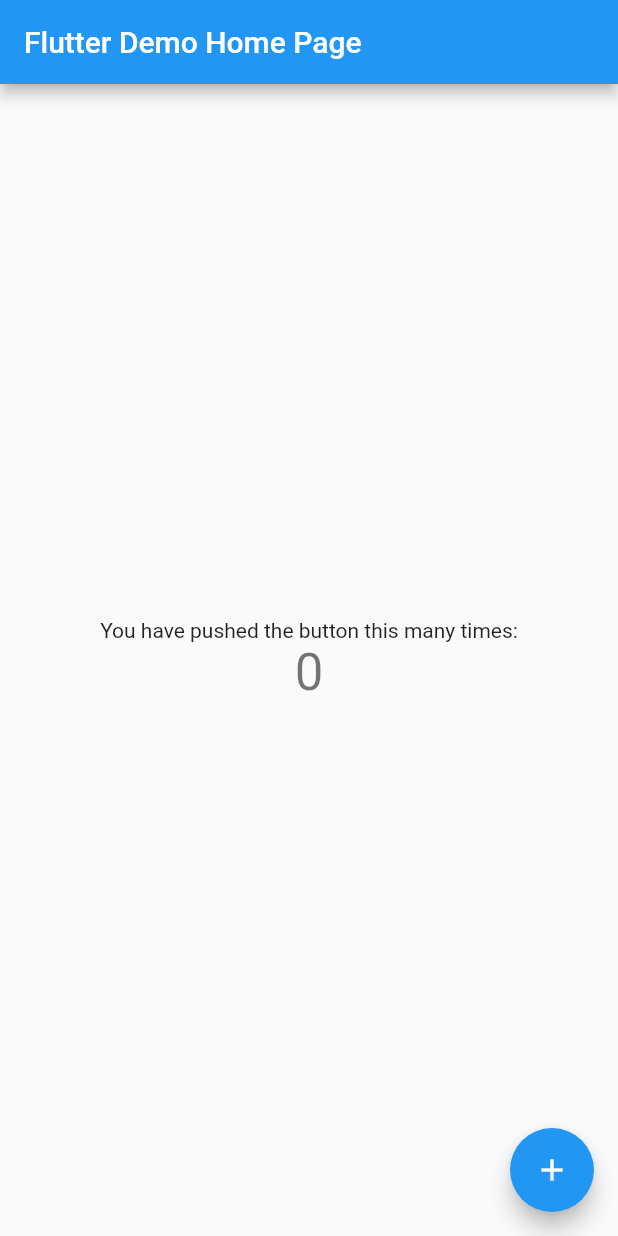
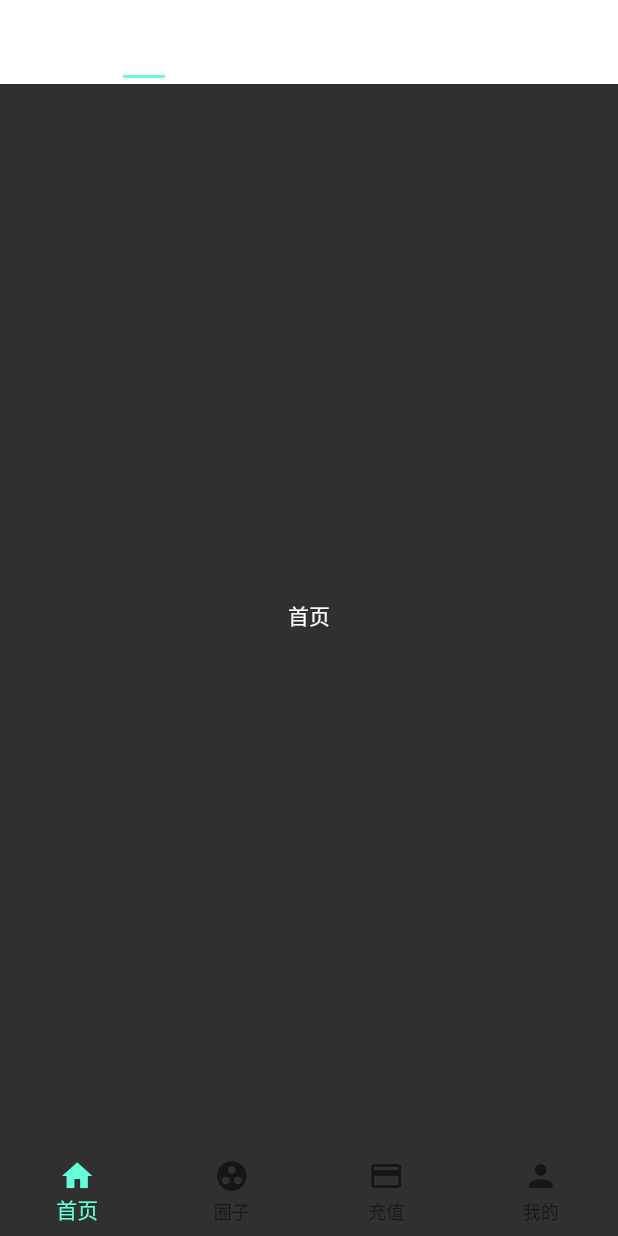
Before and after one commit to sosopop/cicitv, a Flutter app: the screen it shows after launch, on a phone screen of 412 x 824 dp. Run offline on Flutter 3.47's test engine with Material 2 defaults, Android fonts, the phone set to English and light mode, and no system bars.

Commit message:
增加一些测试界面

```diff
--- /dev/null
+++ b/lib/index.dart
@@ -0,0 +1,100 @@
+import 'package:flutter/material.dart';
+import 'package:flutter/widgets.dart';
+
+class Index extends StatefulWidget {
+  @override
+  State<Index> createState() => new _IndexState();
+}
+
+class _IndexState extends State<Index> with SingleTickerProviderStateMixin {
+  ScrollController _scrollViewController;
+  TabController _tabController;
+  int _selectIndex = 0;
+
+  @override
+  void initState() {
+    super.initState();
+    _scrollViewController =  ScrollController();
+    _tabController =  TabController(vsync: this, length: 3);// 和下面的 TabBar.tabs 数量对应
+  }
+
+  @override
+  void dispose() {
+    _scrollViewController.dispose();
+    _tabController.dispose();
+    super.dispose();
+  }
+
+  @override
+  Widget build(BuildContext context) {
+    return  MaterialApp(
+      home: Scaffold(
+        appBar:  AppBar(
+          elevation: 0,
+          leading:  IconButton(
+            icon: Icon(Icons.search),
+            onPressed: (){
+            }
+          ),
+          backgroundColor: Colors.white,
+          title:  TabBar(
+            labelPadding: EdgeInsets.symmetric(horizontal: 10),
+            indicatorSize: TabBarIndicatorSize.label,
+            isScrollable: true,
+            controller: _tabController,
+            tabs: <Widget>[
+               Tab(text: "精选"),
+               Tab(text: "推荐"),
+               Tab(text: "影星"),
+            ],
+          ),
+          actions: <Widget>[
+            IconButton(
+              icon: Icon(Icons.access_time),
+              onPressed: (){
+
+              }
+            )
+          ],
+        ),
+        body:  TabBarView(controller: _tabController, children: <Widget>[
+          Center(child:Text('首页')),
+          Center(child:Text('推荐')),
+          Center(child:Text('精选')),
+        ]),
+        bottomNavigationBar: BottomNavigationBar(
+          type: BottomNavigationBarType.fixed,
+          unselectedItemColor: Colors.black54,
+          currentIndex: _selectIndex,
+          onTap: (int index) {
+            setState(() {
+              _selectIndex = index;
+            });
+          },
+          items: <BottomNavigationBarItem> [
+            BottomNavigationBarItem(
+              icon: Icon(Icons.home),
+              title: Text('首页')
+            ),
+            BottomNavigationBarItem(
+              icon: Icon(Icons.group_work),
+              title: Text('圈子')
+            ),
+            BottomNavigationBarItem(
+              icon: Icon(Icons.payment),
+              title: Text('充值')
+            ),
+            BottomNavigationBarItem(
+              icon: Icon(Icons.person),
+              title: Text('我的')
+            ),
+          ]
+        ),
+      ),
+      theme: ThemeData(
+        primarySwatch: Colors.orange,
+        brightness: Brightness.dark,
+      )
+    );
+  }
+}
--- a/lib/main.dart
+++ b/lib/main.dart
@@ -1,111 +1,4 @@
 import 'package:flutter/material.dart';
+import 'index.dart';
 
-void main() => runApp(MyApp());
-
-class MyApp extends StatelessWidget {
-  // This widget is the root of your application.
-  @override
-  Widget build(BuildContext context) {
-    return MaterialApp(
-      title: 'Flutter Demo',
-      theme: ThemeData(
-        // This is the theme of your application.
-        //
-        // Try running your application with "flutter run". You'll see the
-        // application has a blue toolbar. Then, without quitting the app, try
-        // changing the primarySwatch below to Colors.green and then invoke
-        // "hot reload" (press "r" in the console where you ran "flutter run",
-        // or simply save your changes to "hot reload" in a Flutter IDE).
-        // Notice that the counter didn't reset back to zero; the application
-        // is not restarted.
-        primarySwatch: Colors.blue,
-      ),
-      home: MyHomePage(title: 'Flutter Demo Home Page'),
-    );
-  }
-}
-
-class MyHomePage extends StatefulWidget {
-  MyHomePage({Key key, this.title}) : super(key: key);
-
-  // This widget is the home page of your application. It is stateful, meaning
-  // that it has a State object (defined below) that contains fields that affect
-  // how it looks.
-
-  // This class is the configuration for the state. It holds the values (in this
-  // case the title) provided by the parent (in this case the App widget) and
-  // used by the build method of the State. Fields in a Widget subclass are
-  // always marked "final".
-
-  final String title;
-
-  @override
-  _MyHomePageState createState() => _MyHomePageState();
-}
-
-class _MyHomePageState extends State<MyHomePage> {
-  int _counter = 0;
-
-  void _incrementCounter() {
-    setState(() {
-      // This call to setState tells the Flutter framework that something has
-      // changed in this State, which causes it to rerun the build method below
-      // so that the display can reflect the updated values. If we changed
-      // _counter without calling setState(), then the build method would not be
-      // called again, and so nothing would appear to happen.
-      _counter++;
-    });
-  }
-
-  @override
-  Widget build(BuildContext context) {
-    // This method is rerun every time setState is called, for instance as done
-    // by the _incrementCounter method above.
-    //
-    // The Flutter framework has been optimized to make rerunning build methods
-    // fast, so that you can just rebuild anything that needs updating rather
-    // than having to individually change instances of widgets.
-    return Scaffold(
-      appBar: AppBar(
-        // Here we take the value from the MyHomePage object that was created by
-        // the App.build method, and use it to set our appbar title.
-        title: Text(widget.title),
-      ),
-      body: Center(
-        // Center is a layout widget. It takes a single child and positions it
-        // in the middle of the parent.
-        child: Column(
-          // Column is also layout widget. It takes a list of children and
-          // arranges them vertically. By default, it sizes itself to fit its
-          // children horizontally, and tries to be as tall as its parent.
-          //
-          // Invoke "debug painting" (press "p" in the console, choose the
-          // "Toggle Debug Paint" action from the Flutter Inspector in Android
-          // Studio, or the "Toggle Debug Paint" command in Visual Studio Code)
-          // to see the wireframe for each widget.
-          //
-          // Column has various properties to control how it sizes itself and
-          // how it positions its children. Here we use mainAxisAlignment to
-          // center the children vertically; the main axis here is the vertical
-          // axis because Columns are vertical (the cross axis would be
-          // horizontal).
-          mainAxisAlignment: MainAxisAlignment.center,
-          children: <Widget>[
-            Text(
-              'You have pushed the button this many times:',
-            ),
-            Text(
-              '$_counter',
-              style: Theme.of(context).textTheme.display1,
-            ),
-          ],
-        ),
-      ),
-      floatingActionButton: FloatingActionButton(
-        onPressed: _incrementCounter,
-        tooltip: 'Increment',
-        child: Icon(Icons.add),
-      ), // This trailing comma makes auto-formatting nicer for build methods.
-    );
-  }
-}
+void main() => runApp(Index());
--- a/pubspec.yaml
+++ b/pubspec.yaml
@@ -1,5 +1,5 @@
 name: cicitv
-description: A new Flutter project.
+description: cicitv
 
 # The following defines the version and build number for your application.
 # A version number is three numbers separated by dots, like 1.2.43
```
Also changed, not shown: 1 other file.
